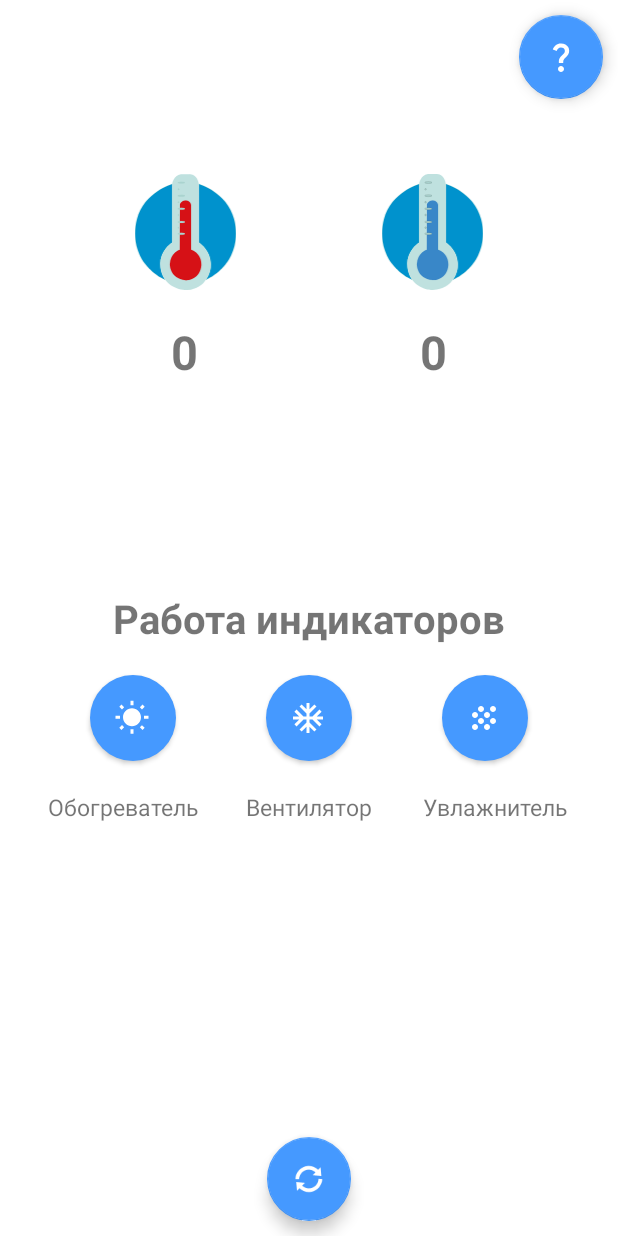
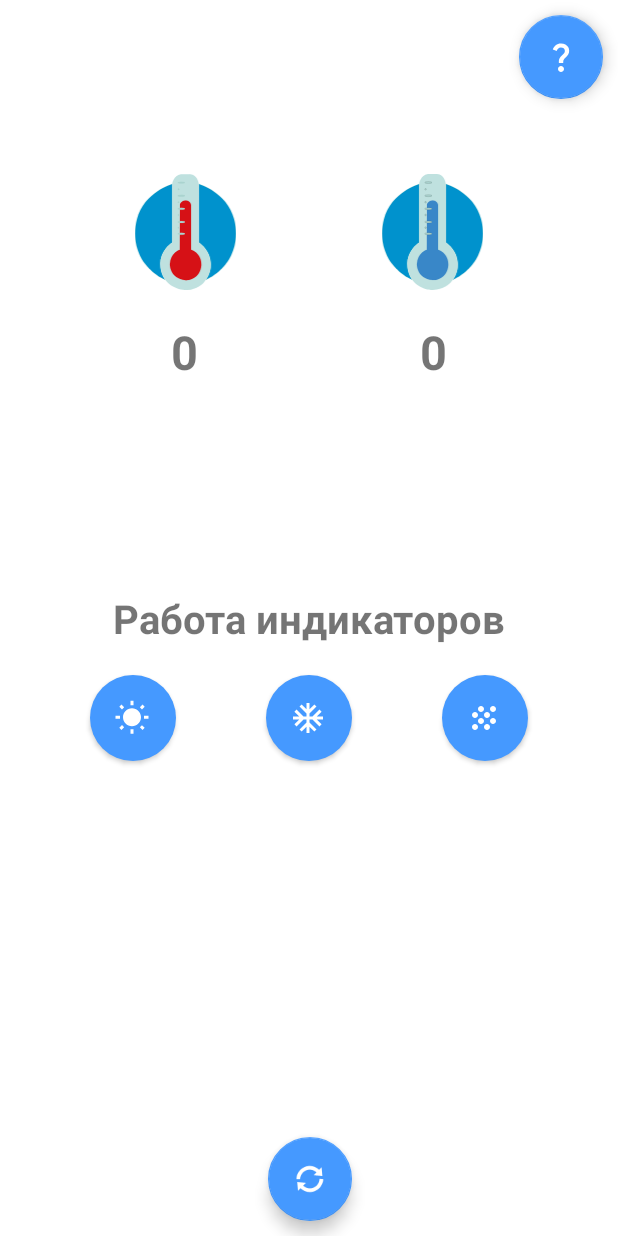
Before and after one commit to chernitskayam/AtmoControl, an Android app: the layout activity_main.xml on its own in the app's theme, with its tools: preview values and no code run, on a phone screen of 412 x 824 dp. Run offline under Robolectric (Android 15) with nearby library versions, the phone set to English and light mode, and no system bars; network calls fail.

Commit message:
'blue_v3'

```diff
--- a/app/src/main/res/layout/activity_main.xml
+++ b/app/src/main/res/layout/activity_main.xml
@@ -50,32 +50,11 @@
         android:insetTop="0dp"
         android:insetBottom="0dp"
         app:cornerRadius="30dp"
+        android:onClick="anim_wind"
         app:icon="@drawable/ic_baseline_ac_unit_24"
         app:layout_constraintEnd_toEndOf="parent"
         app:layout_constraintStart_toStartOf="parent"
         app:layout_constraintTop_toBottomOf="@+id/operationOfIndicators" />
-
-    <TextView
-        android:id="@+id/textHeater"
-        android:layout_width="wrap_content"
-        android:layout_height="wrap_content"
-        android:layout_marginTop="20dp"
-        android:text="Обогреватель"
-        android:textSize="7pt"
-        app:layout_constraintEnd_toStartOf="@+id/textFun"
-        app:layout_constraintStart_toStartOf="parent"
-        app:layout_constraintTop_toBottomOf="@+id/heater" />
-
-    <TextView
-        android:id="@+id/textFun"
-        android:layout_width="wrap_content"
-        android:layout_height="wrap_content"
-        android:layout_marginTop="20dp"
-        android:text="Вентилятор"
-        android:textSize="7pt"
-        app:layout_constraintEnd_toEndOf="parent"
-        app:layout_constraintStart_toStartOf="parent"
-        app:layout_constraintTop_toBottomOf="@+id/fun" />
 
     <Button
         android:id="@+id/heater"
@@ -85,22 +64,12 @@
         android:insetTop="0dp"
         android:insetBottom="0dp"
         app:cornerRadius="30dp"
+        android:onClick="anim_fire"
         app:flow_horizontalAlign="center"
         app:icon="@drawable/ic_baseline_wb_sunny_24"
         app:layout_constraintEnd_toStartOf="@+id/fun"
         app:layout_constraintStart_toStartOf="parent"
         app:layout_constraintTop_toBottomOf="@+id/operationOfIndicators" />
-
-    <TextView
-        android:id="@+id/texthumidifier"
-        android:layout_width="wrap_content"
-        android:layout_height="wrap_content"
-        android:layout_marginTop="20dp"
-        android:text="Увлажнитель"
-        android:textSize="7pt"
-        app:layout_constraintEnd_toEndOf="parent"
-        app:layout_constraintStart_toEndOf="@+id/textFun"
-        app:layout_constraintTop_toBottomOf="@+id/humidifier" />
 
     <Button
         android:id="@+id/humidifier"
@@ -110,6 +79,7 @@
         android:insetTop="0dp"
         android:insetBottom="0dp"
         app:cornerRadius="30dp"
+        android:onClick="anim_rain"
         app:icon="@drawable/ic_baseline_grain_24"
         app:layout_constraintEnd_toEndOf="parent"
         app:layout_constraintStart_toEndOf="@+id/fun"
@@ -136,6 +106,7 @@
         android:onClick="update"
         app:layout_constraintBottom_toBottomOf="parent"
         app:layout_constraintEnd_toEndOf="parent"
+        app:layout_constraintHorizontal_bias="0.501"
         app:layout_constraintStart_toStartOf="parent"
         app:srcCompat="@android:drawable/ic_popup_sync" />
 
```
Also changed, not shown: app/src/main/java/com/example/atmocontrol/MainActivity.java (+31 -0 lines).
